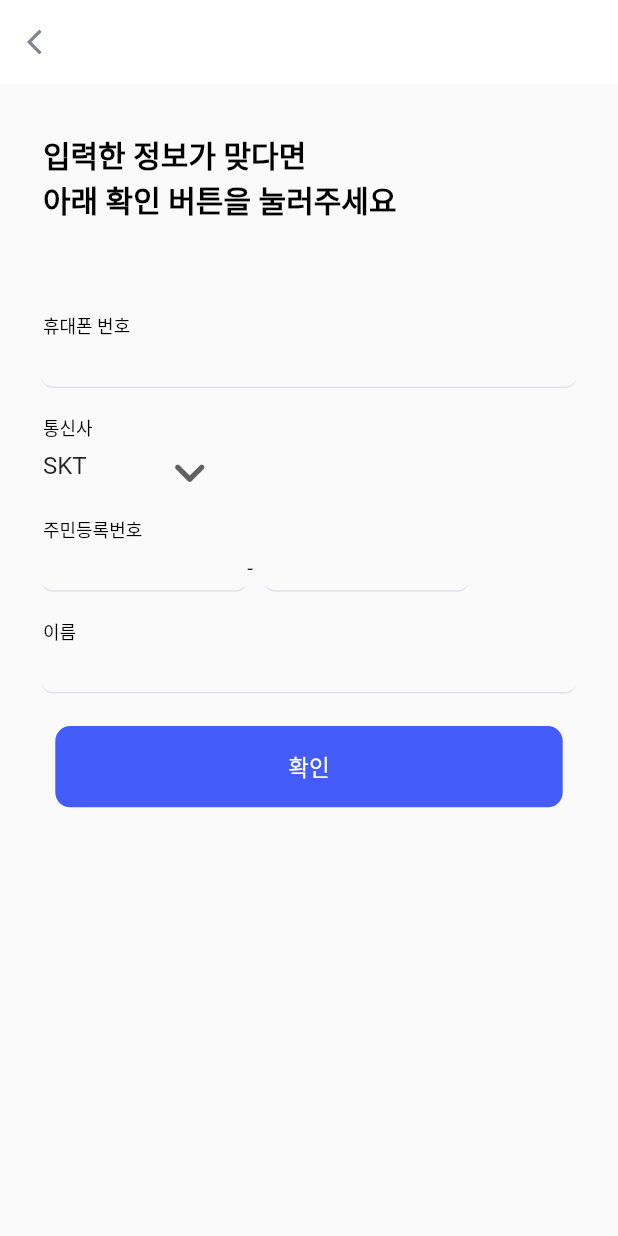
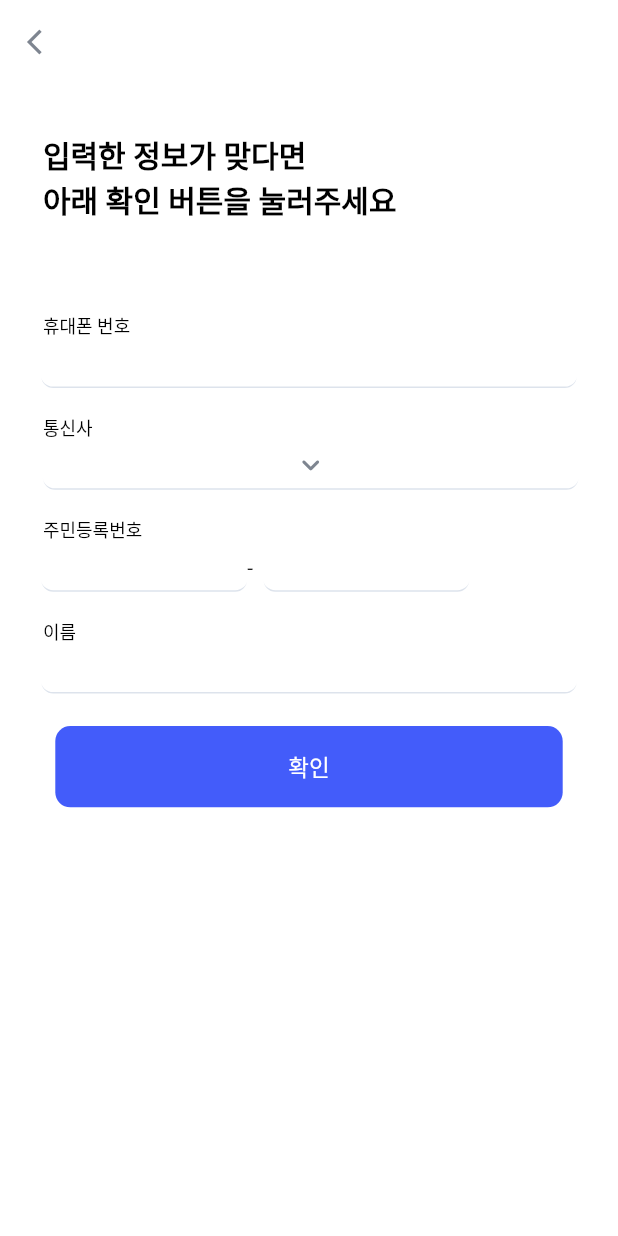
Before and after one commit to Cherry-Picker/CherryPicker_front, a Flutter app: the screen it shows after launch, on a phone screen of 412 x 824 dp. Run offline on Flutter 3.47's test engine with Material 2 defaults, Android fonts, the phone set to English and light mode, and no system bars; our stand-ins replace dropdown_button2.

Commit message:
drop down menu

```diff
--- a/lib/CDS/CherryPickerColors.dart
+++ b/lib/CDS/CherryPickerColors.dart
@@ -2,5 +2,6 @@ import 'dart:ui';
 
 class CherryPickerColors{
   static const Color maincolor = const Color(0xff435CFA);
+  static const Color greycolor = const Color(0xff7E8590);
 
 }
--- a/lib/Login/SignupScreen.dart
+++ b/lib/Login/SignupScreen.dart
@@ -1,7 +1,8 @@
 import 'package:cherrypicker/CDS/CherryPickerButton.dart';
+import 'package:cherrypicker/CDS/CherryPickerColors.dart';
 import 'package:flutter/cupertino.dart';
 import 'package:flutter/material.dart';
-
+import 'package:dropdown_button2/dropdown_button2.dart';
 import '../main.dart';
 
 class SignupScreen extends StatefulWidget {
@@ -19,8 +20,8 @@ class _SignupScreenState extends State<SignupScreen> {
     final width = MediaQuery.of(context).size.width ;
     final h_percent = height/height_whole;
     final w_percent = width/ width_whole;
-    var selectedValue = 'SKT';
-    final items = ["SKT", "KT", "LG U+", "SKT 알뜰폰", "KT 알뜰폰", "LG 알뜰폰"];
+    String? selectedValue ;
+    List<String> items = ["SKT", "KT", "LG U+", "SKT 알뜰폰", "KT 알뜰폰", "LG 알뜰폰"];
 
     return Scaffold(
       appBar: AppBar(
@@ -28,7 +29,9 @@ class _SignupScreenState extends State<SignupScreen> {
       backgroundColor: Colors.white,
       leading: const Icon(Icons.arrow_back_ios, size : 20, color : Color(0xff7E8590)),
       centerTitle : true,),
-      body: Column(
+      body: Container(
+        color : Colors.white,
+        child: Column(
           crossAxisAlignment: CrossAxisAlignment.start,
           children:[
             Padding(
@@ -73,29 +76,48 @@ class _SignupScreenState extends State<SignupScreen> {
               child: SizedBox(
                 width: 312 * w_percent,
                 height: 30 * h_percent,
-              child: DropdownButton<String>(
+                child: DropdownButtonFormField(
+                  decoration: InputDecoration(
+                      enabledBorder: UnderlineInputBorder(
+                          borderSide: BorderSide(color : Color(0xffDDE3EC)),
+                          borderRadius: BorderRadius.circular(8.0)
+                      ),
+                      focusedBorder: UnderlineInputBorder(
+                          borderSide: BorderSide(color : Color(0xff435CFA)),
+                          borderRadius: BorderRadius.circular(8.0)
+                      )
+                  ),
+                  icon: Center(child: Icon(Icons.keyboard_arrow_down_rounded, color : CherryPickerColors.greycolor)),
+                  isDense: true,
+
+                  items: items.map((item) =>
+                    DropdownMenuItem<String>(
+
+                      value: item,
+                      child: Text(
+                        item,
+                        style: const TextStyle(
+                          fontSize: 13,
+                        ),
+                      ),
+                    ))
+                    .toList(),
                   value: selectedValue,
-                onChanged: (newValue){
-                  selectedValue = newValue!;
+                  onSaved: (value) {
+
                     setState(() {
 
+                      selectedValue = value as String;
+                    });
+                  }, onChanged: (String? value) {
+                    setState(() {
 
+                      selectedValue = value as String;
                     });
                   },
 
-                items: items
-                    .map<DropdownMenuItem<String>>(
-                        (String value) => DropdownMenuItem<String>(
-                      value: value,
-                      child: Text(value),
-                    ))
-                    .toList(),
 
-                // add extra sugar..
-                icon: Icon(Icons.keyboard_arrow_down_rounded),
-                iconSize: 42,
-                underline: SizedBox(),
-              ),
+                )
 
               ),
             ),
@@ -185,6 +207,7 @@ class _SignupScreenState extends State<SignupScreen> {
 
           ],
         ),
+      ),
     );
   }
 }
--- a/pubspec.yaml
+++ b/pubspec.yaml
@@ -45,6 +45,7 @@ dev_dependencies:
   # package. See that file for information about deactivating specific lint
   # rules and activating additional ones.
   flutter_lints: ^1.0.0
+  dropdown_button2:
 
 # For information on the generic Dart part of this file, see the
 # following page: https://dart.dev/tools/pub/pubspec
```
Also changed, not shown: pubspec.lock, 1 other file. Lines whose indentation alone changed are shown as unchanged.
